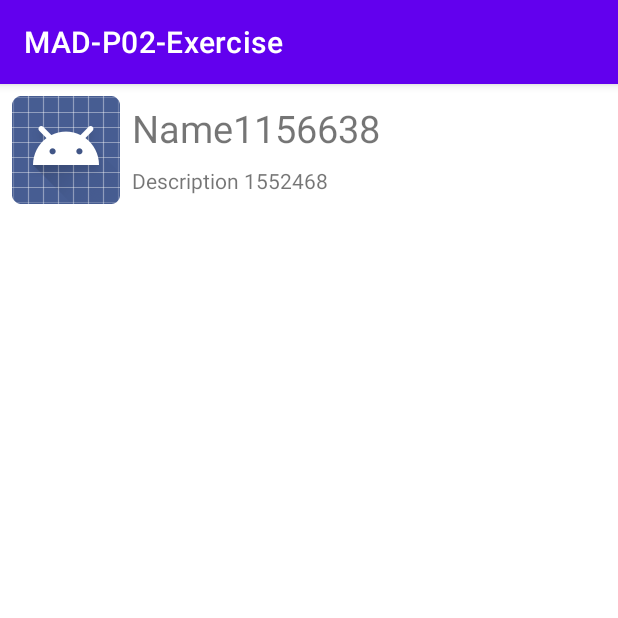
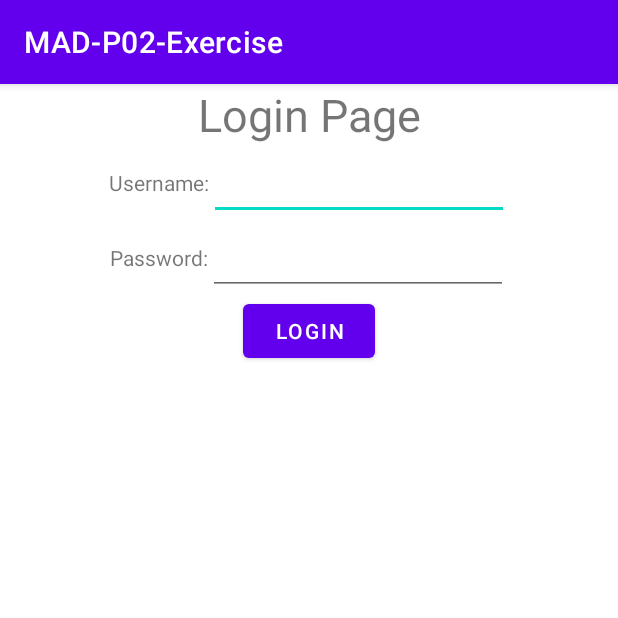
Before and after one commit to MAD11877/mad22-practical-6---storage-isabellepakyishan, an Android app: the screen it shows after launch (ListActivity before the commit, LoginPage after it), on a phone screen of 412 x 824 dp, the top half of it. Run offline under Robolectric (Android 15) with nearby library versions, the phone set to English and light mode, and no system bars; our stand-ins replace Firebase (no records; nobody signed in at launch, a user with empty details on screens opened directly); 2 statements that could not run were skipped.

```diff
--- a/app/build.gradle
+++ b/app/build.gradle
@@ -1,5 +1,6 @@
 plugins {
     id 'com.android.application'
+    id 'com.google.gms.google-services'
 }
 
 android {
@@ -28,12 +29,23 @@ android {
 }
 
 dependencies {
-
     implementation 'androidx.appcompat:appcompat:1.4.1'
     implementation 'com.google.android.material:material:1.5.0'
     implementation 'androidx.constraintlayout:constraintlayout:2.1.3'
+
+    // Import the Firebase BoM
+    implementation platform('com.google.firebase:firebase-bom:30.1.0')
+    // Add the dependency for the Firebase SDK for Google Analytics
+    // When using the BoM, don't specify versions in Firebase dependencies
+    implementation 'com.google.firebase:firebase-analytics'
+
     implementation 'androidx.legacy:legacy-support-v4:1.0.0'
+    implementation 'com.google.firebase:firebase-database:20.0.5'
     testImplementation 'junit:junit:4.13.2'
     androidTestImplementation 'androidx.test.ext:junit:1.1.3'
     androidTestImplementation 'androidx.test.espresso:espresso-core:3.4.0'
+
+
+    // Add the dependencies for any other desired Firebase products
+    // https://firebase.google.com/docs/android/setup#available-libraries
 }
--- a/app/src/main/AndroidManifest.xml
+++ b/app/src/main/AndroidManifest.xml
@@ -10,10 +10,13 @@
         android:supportsRtl="true"
         android:theme="@style/Theme.MADP02Exercise">
         <activity
+            android:name=".ListActivity"
+            android:exported="false" />
+        <activity
             android:name=".MessageGroup"
             android:exported="false" />
         <activity
-            android:name=".ListActivity"
+            android:name=".LoginPage"
             android:exported="true">
             <intent-filter>
                 <action android:name="android.intent.action.MAIN" />
--- /dev/null
+++ b/app/src/main/java/com/example/mad_p02_exercise/LoginPage.java
@@ -0,0 +1,67 @@
+package com.example.mad_p02_exercise;
+
+import static android.content.ContentValues.TAG;
+
+import androidx.annotation.NonNull;
+import androidx.appcompat.app.AppCompatActivity;
+
+import android.content.Intent;
+import android.os.Bundle;
+import android.util.Log;
+import android.view.View;
+import android.widget.Button;
+import android.widget.EditText;
+import android.widget.TextView;
+
+import com.google.firebase.database.DataSnapshot;
+import com.google.firebase.database.DatabaseError;
+import com.google.firebase.database.DatabaseReference;
+import com.google.firebase.database.FirebaseDatabase;
+import com.google.firebase.database.ValueEventListener;
+
+public class LoginPage extends AppCompatActivity {
+    public static String stored_username;
+    public static String stored_password;
+
+    @Override
+    protected void onCreate(Bundle savedInstanceState) {
+        super.onCreate(savedInstanceState);
+        setContentView(R.layout.activity_login_page);
+
+        EditText user_username = findViewById(R.id.userInput_username);
+
+        EditText user_password = findViewById(R.id.userInput_password);
+
+        FirebaseDatabase database = FirebaseDatabase.getInstance("https://mad-exercise6-default-rtdb.asia-southeast1.firebasedatabase.app/");
+        DatabaseReference myRef = database.getReference("Users");
+
+        // Read from the database
+        myRef.child("mad").addValueEventListener(new ValueEventListener() {
+            @Override
+            public void onDataChange(@NonNull DataSnapshot dataSnapshot) {
+                stored_username = dataSnapshot.child("username").getValue().toString();
+                stored_password = dataSnapshot.child("password").getValue().toString();
+            }
+
+            @Override
+            public void onCancelled(@NonNull DatabaseError error) {
+                // Failed to read value
+                Log.w(TAG, "Failed to read value.", error.toException());
+            }
+        });
+
+        Button submitLoginDetails = findViewById(R.id.submit_login);
+        submitLoginDetails.setOnClickListener(new View.OnClickListener() {
+            @Override
+            public void onClick(View v) {
+                String entered_username = user_username.getText().toString();
+                String entered_password = user_password.getText().toString();
+
+                if (stored_username.equals(entered_username) && stored_password.equals(entered_password)){
+                    Intent intent2 = new Intent(LoginPage.this, ListActivity.class);
+                    startActivity(intent2);
+                }
+            }
+        });
+    }
+}
--- a/app/src/main/java/com/example/mad_p02_exercise/MainActivity.java
+++ b/app/src/main/java/com/example/mad_p02_exercise/MainActivity.java
@@ -65,8 +65,8 @@ public class MainActivity extends AppCompatActivity {
         userMessage.setOnClickListener(new View.OnClickListener() {
             @Override
             public void onClick(View v) {
-                Intent intent2 = new Intent(MainActivity.this, MessageGroup.class);
-                startActivity(intent2);
+//                Intent intent2 = new Intent(MainActivity.this, MessageGroup.class);
+//                startActivity(intent2);
             }
         });
     }
--- /dev/null
+++ b/app/src/main/res/layout/activity_login_page.xml
@@ -0,0 +1,66 @@
+<?xml version="1.0" encoding="utf-8"?>
+<androidx.constraintlayout.widget.ConstraintLayout xmlns:android="http://schemas.android.com/apk/res/android"
+    xmlns:app="http://schemas.android.com/apk/res-auto"
+    xmlns:tools="http://schemas.android.com/tools"
+    android:layout_width="match_parent"
+    android:layout_height="match_parent"
+    tools:context=".LoginPage">
+
+    <LinearLayout
+        android:layout_width="match_parent"
+        android:layout_height="wrap_content"
+        app:layout_constraintStart_toStartOf="parent"
+        app:layout_constraintTop_toTopOf="parent"
+        android:orientation="vertical">
+
+        <TextView
+            android:id="@+id/textView2"
+            android:layout_width="match_parent"
+            android:layout_height="wrap_content"
+            android:text="Login Page"
+            android:textAlignment="center"
+            android:textSize="30dp"
+            app:layout_constraintStart_toStartOf="parent"
+            app:layout_constraintTop_toTopOf="parent" />
+
+        <LinearLayout
+            android:layout_width="match_parent"
+            android:layout_height="wrap_content"
+            android:orientation="horizontal"
+            android:gravity="center">
+            <TextView
+                android:layout_width="wrap_content"
+                android:layout_height="wrap_content"
+                android:text="Username:"/>
+
+            <EditText
+                android:id="@+id/userInput_username"
+                android:layout_width="200dp"
+                android:layout_height="50dp" />
+        </LinearLayout>
+
+        <LinearLayout
+            android:layout_width="match_parent"
+            android:layout_height="wrap_content"
+            android:orientation="horizontal"
+            android:gravity="center">
+            <TextView
+                android:layout_width="wrap_content"
+                android:layout_height="wrap_content"
+                android:text="Password:"/>
+
+            <EditText
+                android:id="@+id/userInput_password"
+                android:layout_width="200dp"
+                android:layout_height="50dp" />
+        </LinearLayout>
+
+        <Button
+            android:id="@+id/submit_login"
+            android:layout_width="wrap_content"
+            android:layout_height="wrap_content"
+            android:layout_gravity="center"
+            android:text="Login" />
+    </LinearLayout>
+
+</androidx.constraintlayout.widget.ConstraintLayout>
--- a/build.gradle
+++ b/build.gradle
@@ -1,4 +1,12 @@
 // Top-level build file where you can add configuration options common to all sub-projects/modules.
+buildscript {
+    dependencies {
+        // Add this line
+        classpath 'com.google.gms:google-services:4.3.10'
+
+    }
+}
+
 plugins {
     id 'com.android.application' version '7.1.3' apply false
     id 'com.android.library' version '7.1.3' apply false
```
Also changed, not shown: 1 other file.
